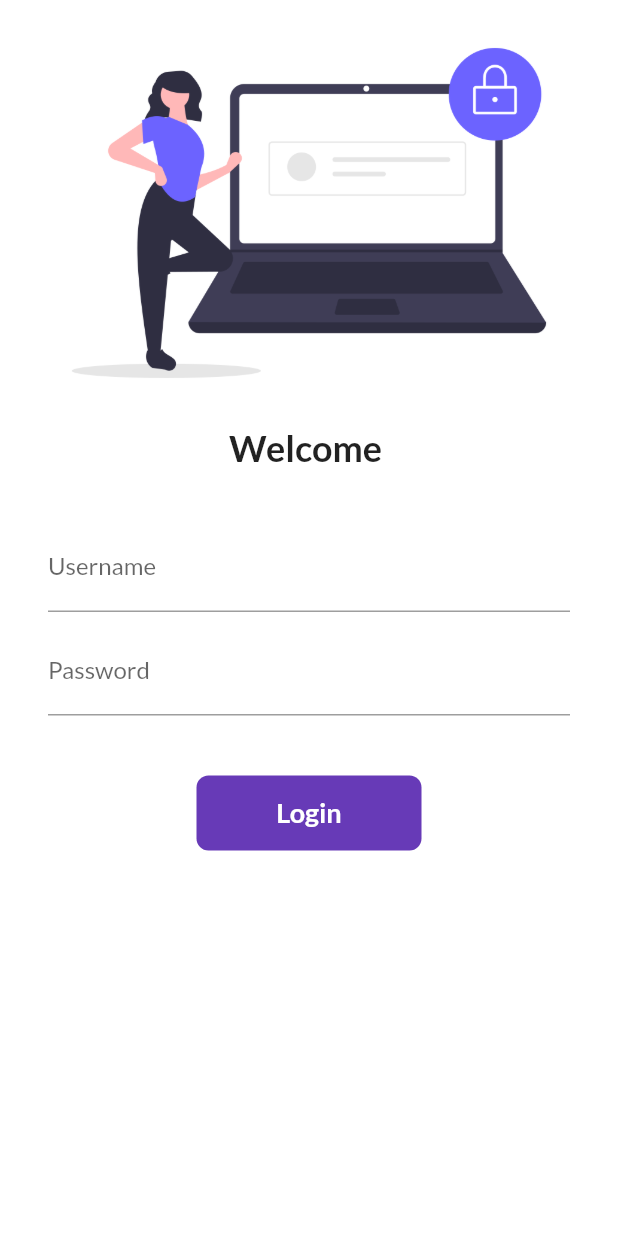
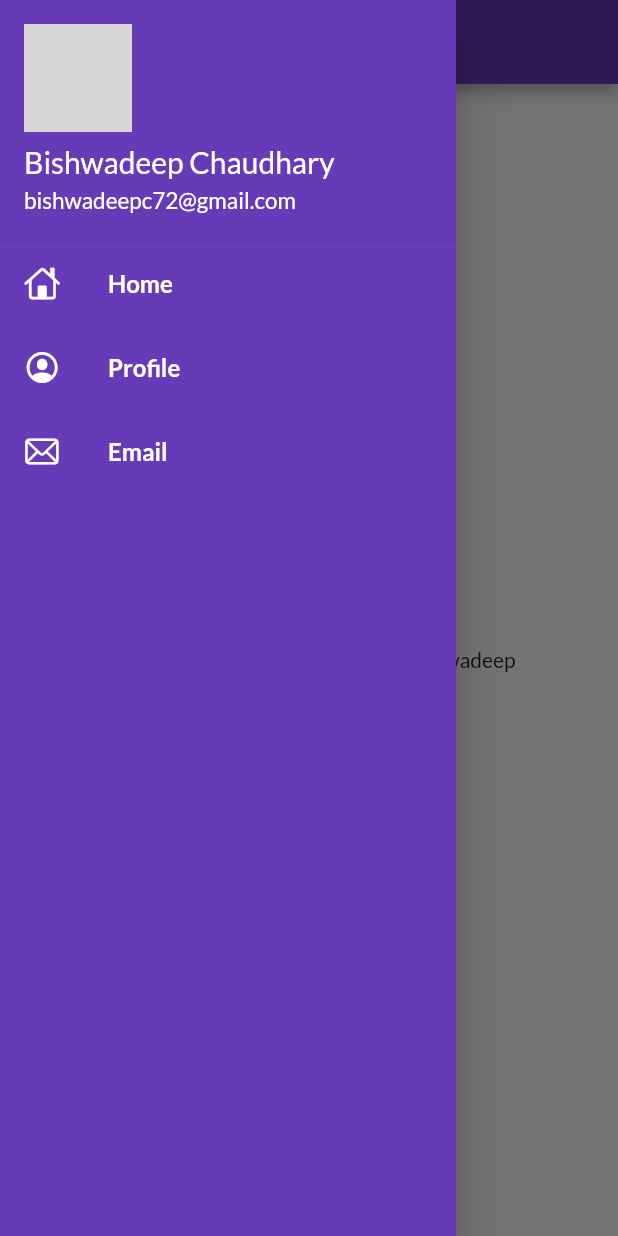
Before and after one commit to beeswa/flutter_catalog, a Flutter app: the screen it shows after launch, with the side drawer open (before the commit the screen has no drawer), on a phone screen of 412 x 824 dp. Run offline on Flutter 3.47's test engine with Material 2 defaults, Android fonts, the phone set to English and light mode, and no system bars; our stand-ins replace google_fonts; network calls fail; grey boxes are pictures that could not be loaded.

Commit message:
day9 completed

```diff
--- a/lib/main.dart
+++ b/lib/main.dart
@@ -1,6 +1,6 @@
 import 'package:flutter/material.dart';
-import 'package:flutter_catalog/home_page.dart';
-import 'package:flutter_catalog/login_page.dart';
+import 'package:flutter_catalog/pages/home_page.dart';
+import 'package:flutter_catalog/pages/login_page.dart';
 import 'package:flutter_catalog/utils/routes.dart';
 import 'package:google_fonts/google_fonts.dart';
 
@@ -19,6 +19,7 @@ class MyApp extends StatelessWidget {
       darkTheme: ThemeData(
         brightness: Brightness.dark,
       ),
+      initialRoute: MyRoutes.homeRoute,
       routes: {
         '/': (context) => LoginPage(),
         MyRoutes.homeRoute: (context) => HomePage(),
--- a/lib/home_page.dart
+++ b/lib/pages/home_page.dart
@@ -1,4 +1,5 @@
 import 'package:flutter/material.dart';
+import 'package:flutter_catalog/widgets/drawer.dart';
 
 class HomePage extends StatelessWidget {
   @override
@@ -14,7 +15,7 @@ class HomePage extends StatelessWidget {
           child: Text("Welcome to $days days of flutter by $name"),
         ),
       ),
-      drawer: Drawer(),
-     );
+      drawer: MyDrawer(),
+    );
   }
 }
--- /dev/null
+++ b/lib/widgets/drawer.dart
@@ -0,0 +1,81 @@
+import 'package:flutter/cupertino.dart';
+import 'package:flutter/material.dart';
+
+class MyDrawer extends StatefulWidget {
+  const MyDrawer({Key? key}) : super(key: key);
+
+  @override
+  _MyDrawerState createState() => _MyDrawerState();
+}
+
+class _MyDrawerState extends State<MyDrawer> {
+  final imageUrl =
+      'https://encrypted-tbn0.gstatic.com/images?q=tbn:ANd9GcTYaTTM2ettb1D1BLtXPNypKLBoEdvFnMKGbA&usqp=CAU';
+  @override
+  Widget build(BuildContext context) {
+    return Drawer(
+        child: Container(
+      color: Colors.deepPurple,
+      child: ListView(
+        padding: EdgeInsets.zero,
+        children: [
+          DrawerHeader(
+            padding: EdgeInsets.zero,
+            margin: EdgeInsets.zero,
+            child: UserAccountsDrawerHeader(
+                margin: EdgeInsets.zero,
+                accountName: const Text(
+                  'Bishwadeep Chaudhary',
+                  style: TextStyle(fontSize: 20),
+                ),
+                accountEmail: const Text(
+                  'bishwadeepc72@gmail.com',
+                  style: TextStyle(fontSize: 15),
+                ),
+                currentAccountPicture:
+                    CircleAvatar(backgroundImage: NetworkImage(imageUrl))),
+          ),
+          const ListTile(
+            leading: Icon(
+              CupertinoIcons.home,
+              color: Colors.white,
+            ),
+            title: Text(
+              'Home',
+              style: TextStyle(
+                  color: Colors.white,
+                  fontSize: 16,
+                  fontWeight: FontWeight.bold),
+            ),
+          ),
+          const ListTile(
+            leading: Icon(
+              CupertinoIcons.profile_circled,
+              color: Colors.white,
+            ),
+            title: Text(
+              'Profile',
+              style: TextStyle(
+                  color: Colors.white,
+                  fontSize: 16,
+                  fontWeight: FontWeight.bold),
+            ),
+          ),
+          const ListTile(
+            leading: Icon(
+              CupertinoIcons.mail,
+              color: Colors.white,
+            ),
+            title: Text(
+              'Email',
+              style: TextStyle(
+                  color: Colors.white,
+                  fontSize: 16,
+                  fontWeight: FontWeight.bold),
+            ),
+          ),
+        ],
+      ),
+    ));
+  }
+}
```
Also changed, not shown: lib/pages/login_page.dart (renamed from lib/login_page.dart).
